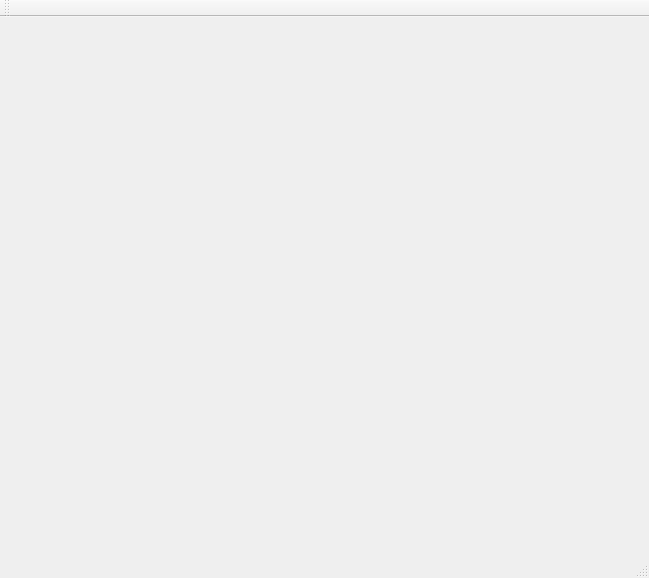
The window that WorldEngine/mainwindow.ui (BYOUINZAKA/WorldEngine) describes before a commit, drawn with Qt 5.
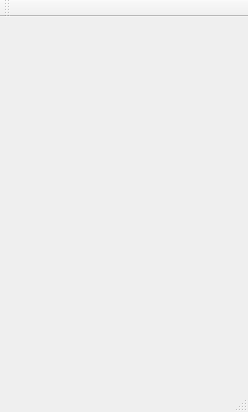
The same window after the commit.

What changed in the file:
```diff
--- a/WorldEngine/mainwindow.ui
+++ b/WorldEngine/mainwindow.ui
@@ -6,8 +6,8 @@
    <rect>
     <x>0</x>
     <y>0</y>
-    <width>649</width>
-    <height>578</height>
+    <width>248</width>
+    <height>412</height>
    </rect>
   </property>
   <property name="windowTitle">
```
Left out of the diff: 2 changed lines with no effect on the pictures.
